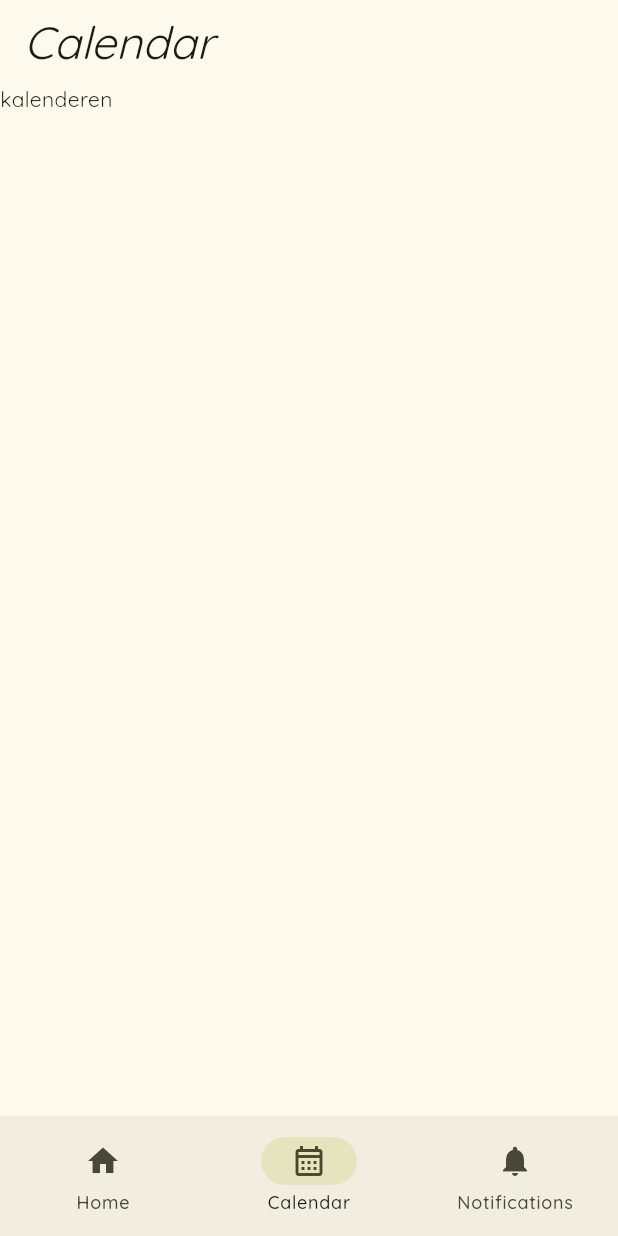
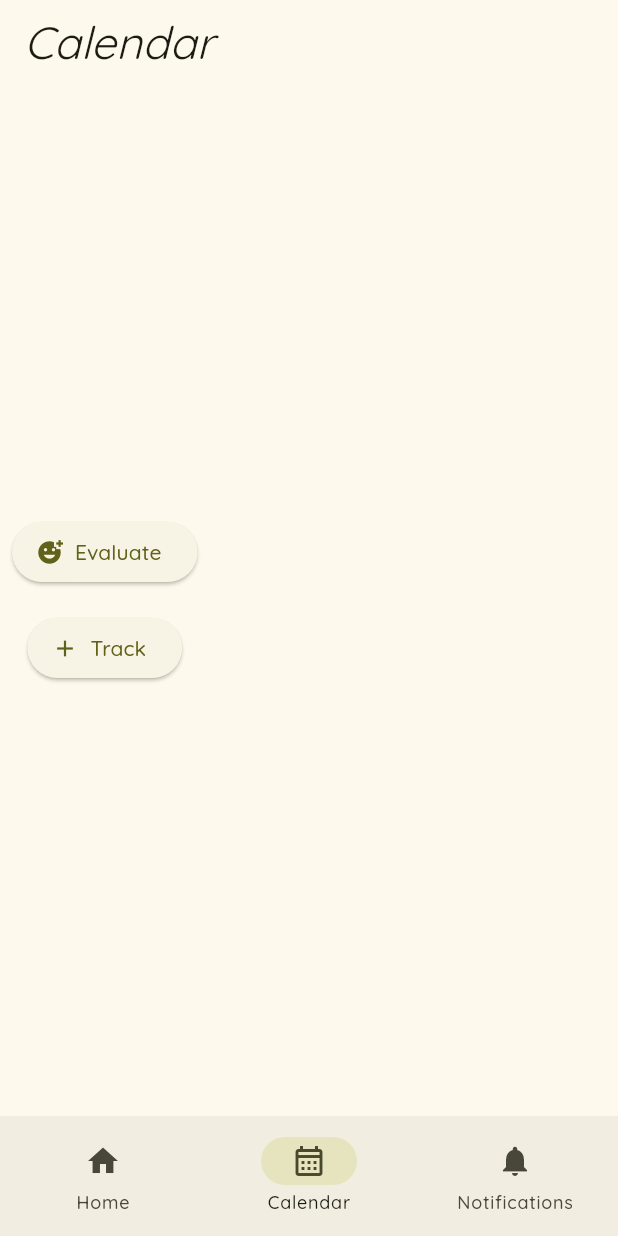
Before and after one commit to ellenritterbusch/urinary_incontinence_application, a Flutter app: the screen it shows after launch, item 2 of the bottom bar chosen, on a phone screen of 412 x 824 dp. Run offline on Flutter 3.47's test engine with Material 3 defaults, Android fonts, the light colour scheme and no system bars; our stand-ins replace google_fonts.

Commit message:
trackAndEvaluateButton

```diff
--- a/lib/BladderDiary/BladderDiaryPage.dart
+++ b/lib/BladderDiary/BladderDiaryPage.dart
@@ -14,7 +14,31 @@ class _BladderDiaryPageState extends State<BladderDiaryPage> {
       appBar: AppBar(
         title: const Text("Calendar"),
       ),
-      body: const Text('kalenderen'),
+      body:
+
+      //////////// track and evaluate button //////////
+      Column(
+        mainAxisAlignment: MainAxisAlignment.center,
+      children: [
+        Padding(
+          padding: const EdgeInsets.all(8.0),
+          child: ElevatedButton.icon(
+            onPressed: () {
+            },
+            icon: const Icon(Icons.add_reaction),
+            label: const Text("Evaluate")),
+        ),
+
+        Padding(
+          padding: const EdgeInsets.all(8.0),
+          child: ElevatedButton.icon(
+            onPressed:() {
+
+            },
+            icon: const Icon(Icons.add),
+            label: const Text("Track")),
+        )
+      ],)
     );
   }
 }
```
